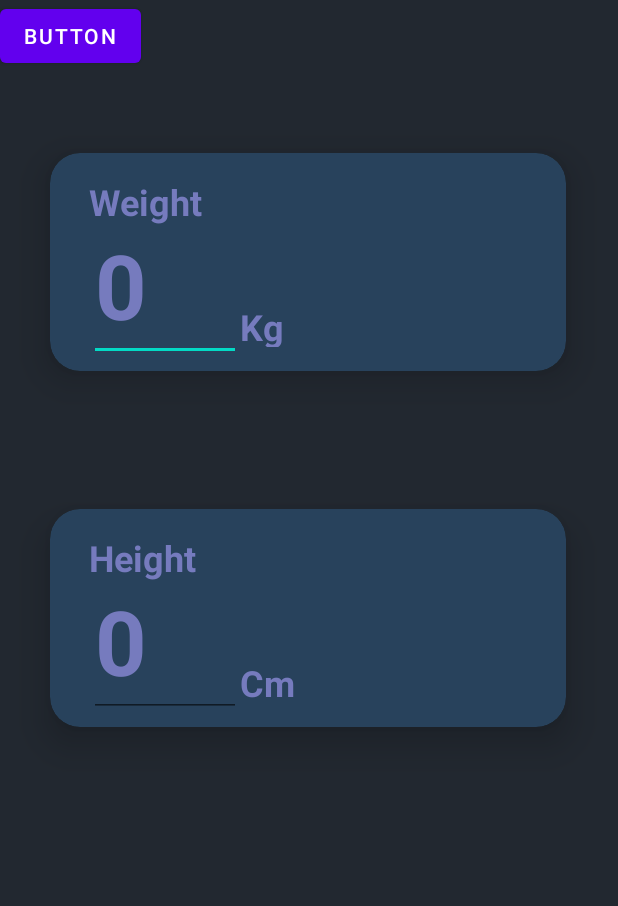
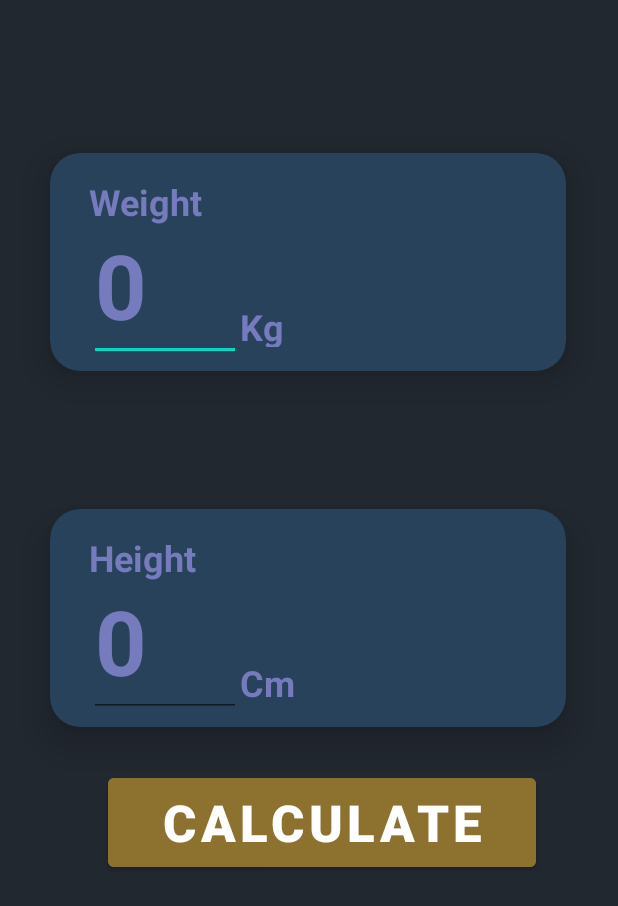
Before and after one commit to czechoslovakia36/Android-Projects, an Android app: the screen it shows after launch (MainActivity), on a phone screen of 412 x 824 dp. Shown: the top 906 px of the screen. Run offline under Robolectric (Android 15) with nearby library versions, the phone set to English and light mode, and no system bars.

Commit message:
button added

```diff
--- a/app/src/main/res/layout/activity_main.xml
+++ b/app/src/main/res/layout/activity_main.xml
@@ -2,6 +2,7 @@
 <androidx.constraintlayout.widget.ConstraintLayout xmlns:android="http://schemas.android.com/apk/res/android"
     xmlns:app="http://schemas.android.com/apk/res-auto"
     xmlns:tools="http://schemas.android.com/tools"
+    android:id="@+id/btnCalculate"
     android:layout_width="match_parent"
     android:layout_height="match_parent"
     android:background="@color/layout_background"
@@ -148,11 +149,19 @@
     </androidx.cardview.widget.CardView>
 
     <Button
-        android:id="@+id/button"
-        android:layout_width="wrap_content"
-        android:layout_height="wrap_content"
-        android:text="Button"
-        tools:layout_editor_absoluteX="152dp"
-        tools:layout_editor_absoluteY="524dp" />
+        android:id="@+id/button2"
+        android:layout_width="285dp"
+        android:layout_height="71dp"
+        android:layout_marginBottom="50dp"
+        android:backgroundTint="@color/button_background"
+        android:text="Calculate"
+        android:textSize="34sp"
+        android:textStyle="bold"
+        app:layout_constraintBottom_toBottomOf="parent"
+        app:layout_constraintEnd_toEndOf="parent"
+        app:layout_constraintHorizontal_bias="0.57"
+        app:layout_constraintStart_toStartOf="parent"
+        app:layout_constraintTop_toTopOf="parent"
+        app:layout_constraintVertical_bias="0.73" />
 
 </androidx.constraintlayout.widget.ConstraintLayout>
--- a/app/src/main/res/values/colors.xml
+++ b/app/src/main/res/values/colors.xml
@@ -12,4 +12,7 @@
     <color name="layout_background">#222830</color>
     <color name="card_backgroud">#28425C</color>
     <color name="text_hint">#767BBE</color>
+
+    <color name="button_background">#8C712F</color>
+
 </resources>
```
